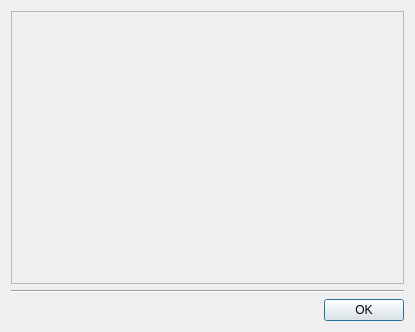
The window that graphdialog.ui (przemekblasiak/petri-net-simulator) describes before a commit, drawn with Qt 5.
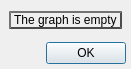
The same window after the commit.

Commit message: Added reachability graph drawing using DOT. Closes #44.

Patch:
```diff
--- a/graphdialog.ui
+++ b/graphdialog.ui
@@ -9,28 +9,56 @@
    <rect>
     <x>0</x>
     <y>0</y>
-    <width>415</width>
-    <height>332</height>
+    <width>131</width>
+    <height>69</height>
    </rect>
   </property>
+  <property name="sizePolicy">
+   <sizepolicy hsizetype="Minimum" vsizetype="Minimum">
+    <horstretch>0</horstretch>
+    <verstretch>0</verstretch>
+   </sizepolicy>
+  </property>
   <property name="windowTitle">
    <string>Graph</string>
   </property>
+  <property name="styleSheet">
+   <string notr="true"/>
+  </property>
   <layout class="QVBoxLayout" name="verticalLayout">
-   <item>
-    <widget class="QFrame" name="canvas">
-     <property name="frameShape">
-      <enum>QFrame::StyledPanel</enum>
+   <property name="leftMargin">
+    <number>5</number>
+   </property>
+   <property name="topMargin">
+    <number>5</number>
+   </property>
+   <property name="rightMargin">
+    <number>5</number>
+   </property>
+   <property name="bottomMargin">
+    <number>5</number>
+   </property>
+   <item alignment="Qt::AlignHCenter|Qt::AlignVCenter">
+    <widget class="QLabel" name="pixmapLabel">
+     <property name="sizePolicy">
+      <sizepolicy hsizetype="Minimum" vsizetype="Minimum">
+       <horstretch>0</horstretch>
+       <verstretch>0</verstretch>
+      </sizepolicy>
      </property>
-     <property name="frameShadow">
-      <enum>QFrame::Raised</enum>
+     <property name="minimumSize">
+      <size>
+       <width>0</width>
+       <height>0</height>
+      </size>
      </property>
-    </widget>
-   </item>
-   <item>
-    <widget class="Line" name="line">
-     <property name="orientation">
-      <enum>Qt::Horizontal</enum>
+     <property name="styleSheet">
+      <string notr="true">border-style: outset;
+border-width: 2px;
+border-color: rgb(76, 76, 76);</string>
+     </property>
+     <property name="text">
+      <string>The graph is empty</string>
      </property>
     </widget>
    </item>
```
Left out of the diff: 2 changed lines with no effect on the pictures. The commit also changes 13 other files.
